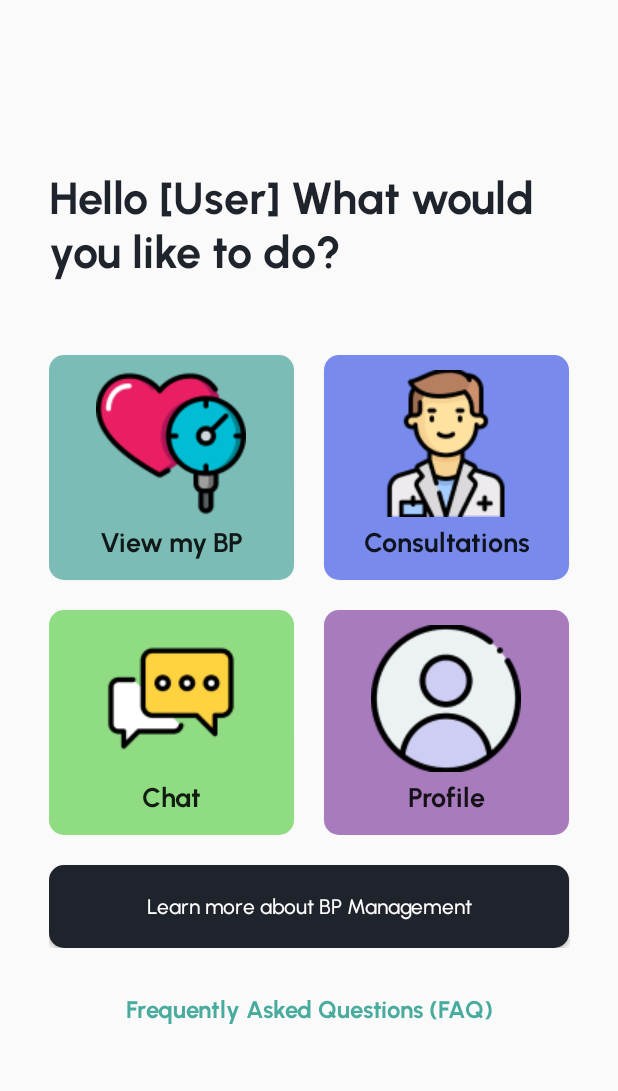
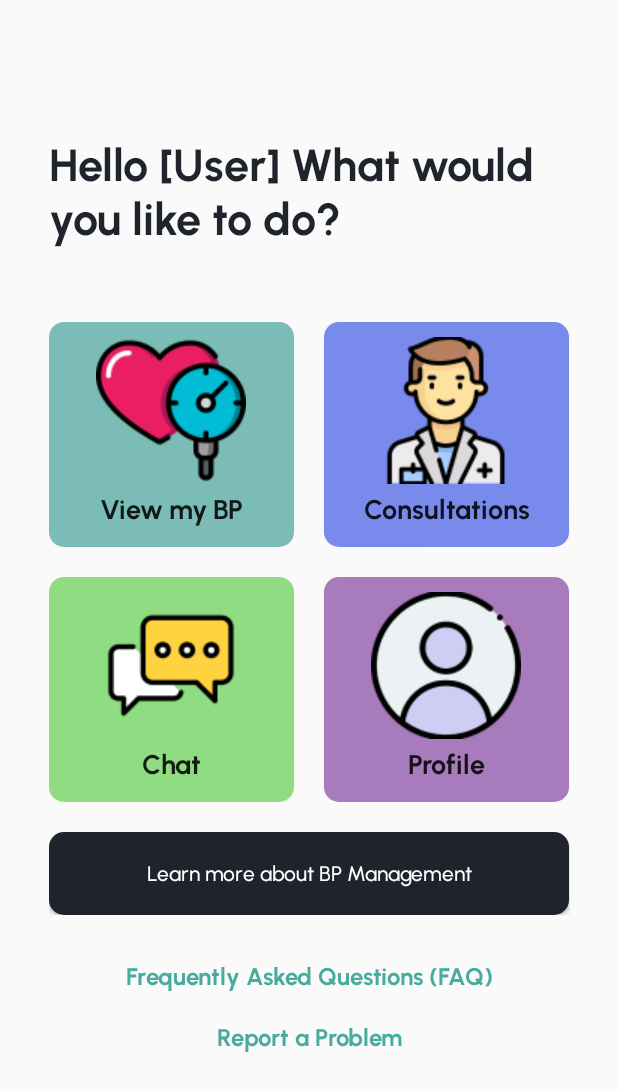
Before and after one commit to JanTalanay/HartCheckMobile, an Android app: the HomeActivity screen opened directly, with no data from a screen before it, on a phone screen of 412 x 824 dp. Shown: the top 1091 px of the screen. Run offline under Robolectric (Android 15) with nearby library versions, the phone set to English and light mode, and no system bars.

Commit message:
Added bug report to home activity

```diff
--- a/app/src/main/java/com/example/hartcheck/HomeActivity.kt
+++ b/app/src/main/java/com/example/hartcheck/HomeActivity.kt
@@ -36,6 +36,7 @@ class HomeActivity : AppCompatActivity() {
         val btnProfile = findViewById<Button>(R.id.btn_profile)
         val btnInfo = findViewById<Button>(R.id.btn_info)
         val li_faq = findViewById<TextView>(R.id.li_faq)
+        val li_bug = findViewById<TextView>(R.id.li_bug)
 
 //        GoogleSignInOptions()
 //        if (isTokenAvailable(token)) {
@@ -81,6 +82,12 @@ class HomeActivity : AppCompatActivity() {
         }
         li_faq.setOnClickListener {
             val intent = Intent(this, FAQ::class.java)
+            intent.putExtra("userID", userID)
+            startActivity(intent)
+//            intent.putExtra("patientID", patientID)
+        }
+        li_bug.setOnClickListener {
+            val intent = Intent(this, BugReportActivity::class.java)
             intent.putExtra("userID", userID)
             startActivity(intent)
 //            intent.putExtra("patientID", patientID)
--- a/app/src/main/res/layout/activity_home.xml
+++ b/app/src/main/res/layout/activity_home.xml
@@ -8,7 +8,7 @@
 
     <TableLayout
         android:layout_width="347dp"
-        android:layout_height="600dp"
+        android:layout_height="644dp"
         android:stretchColumns="*"
         app:layout_constraintBottom_toBottomOf="parent"
         app:layout_constraintEnd_toEndOf="parent"
@@ -59,6 +59,7 @@
                 android:id="@+id/btn_consul"
                 android:layout_width="150dp"
                 android:layout_height="150dp"
+                android:layout_marginBottom="20dp"
                 android:background="@drawable/btn_cust_2"
                 android:drawableTop="@drawable/ic_doctor"
                 android:fontFamily="@font/font_urbanist_bold"
@@ -66,7 +67,6 @@
                 android:text="@string/btn_consultations"
                 android:textAllCaps="false"
                 android:textSize="18sp"
-                android:layout_marginBottom="20dp"
                 tools:layout_editor_absoluteX="51dp"
                 tools:layout_editor_absoluteY="265dp" />
         </TableRow>
@@ -116,10 +116,10 @@
                 android:layout_marginTop="20dp"
                 android:layout_span="2"
                 android:background="@drawable/btn_primary"
+                android:fontFamily="@font/font_urbanist_medium"
                 android:text="@string/btn_info"
                 android:textAllCaps="false"
                 android:textColor="@drawable/btn_text_color_white"
-                android:fontFamily="@font/font_urbanist_medium"
                 app:layout_constraintBottom_toBottomOf="parent"
                 app:layout_constraintEnd_toEndOf="parent"
                 app:layout_constraintHorizontal_bias="0.500"
@@ -138,13 +138,33 @@
                 android:layout_height="wrap_content"
                 android:layout_marginTop="30dp"
                 android:layout_span="2"
+                android:clickable="true"
+                android:fontFamily="@font/font_urbanist_bold"
                 android:text="@string/header_faq"
-                android:fontFamily="@font/font_urbanist_bold"
+                android:textAlignment="center"
                 android:textColor="@color/primary_teal"
                 android:textSize="16sp"
                 tools:layout_editor_absoluteX="121dp"
+                tools:layout_editor_absoluteY="94dp" />
+        </TableRow>
+
+        <TableRow
+            android:layout_width="match_parent"
+            android:layout_height="match_parent"
+            android:layout_marginTop="20dp">
+
+            <TextView
+                android:id="@+id/li_bug"
+                android:layout_width="wrap_content"
+                android:layout_height="wrap_content"
+                android:layout_span="2"
+                android:clickable="true"
+                android:fontFamily="@font/font_urbanist_bold"
+                android:text="@string/li_bug"
                 android:textAlignment="center"
-                android:clickable="true"
+                android:textColor="@color/primary_teal"
+                android:textSize="16sp"
+                tools:layout_editor_absoluteX="121dp"
                 tools:layout_editor_absoluteY="94dp" />
         </TableRow>
     </TableLayout>
--- a/app/src/main/res/values/strings.xml
+++ b/app/src/main/res/values/strings.xml
@@ -127,6 +127,7 @@
     <string name="invalid_password">Password must be >5 characters</string>
     <string name="login_failed">"Login failed"</string>
     <string name="li_terms"><u>Terms and Conditions</u></string>
+    <string name="li_bug">Report a Problem</string>
     <!-- Strings used for fragments for navigation -->
     <string name="first_fragment_label">First Fragment</string>
     <string name="second_fragment_label">Second Fragment</string>
```
Also changed, not shown: app/src/main/res/layout/fragment_consultation.xml (+23 -6 lines).
